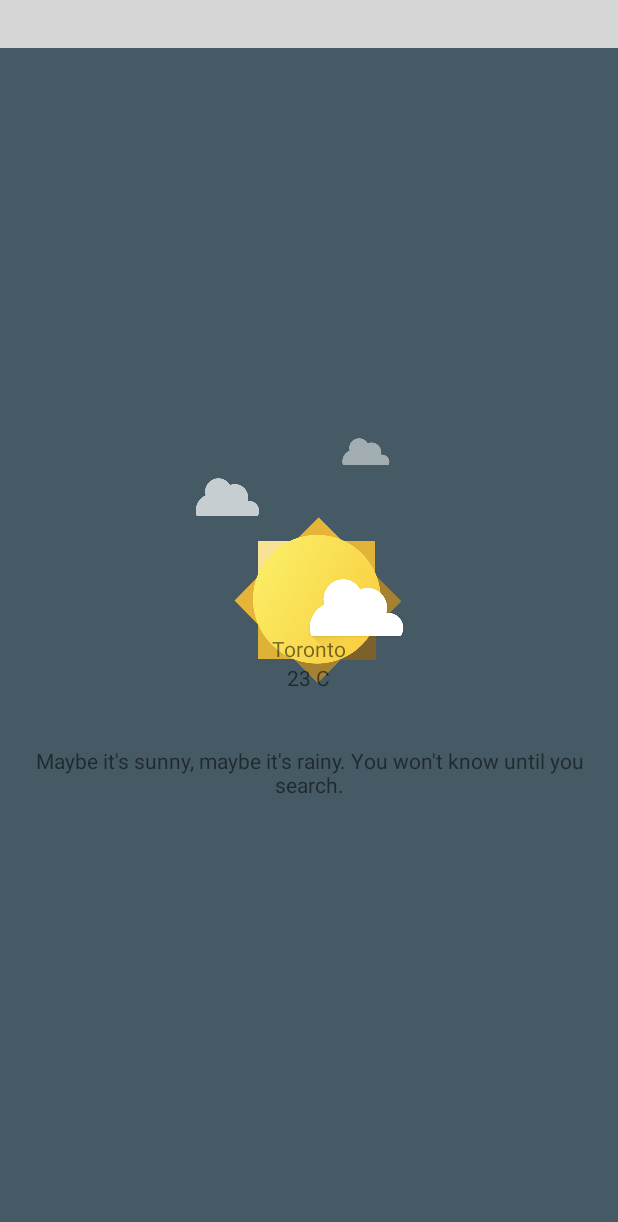
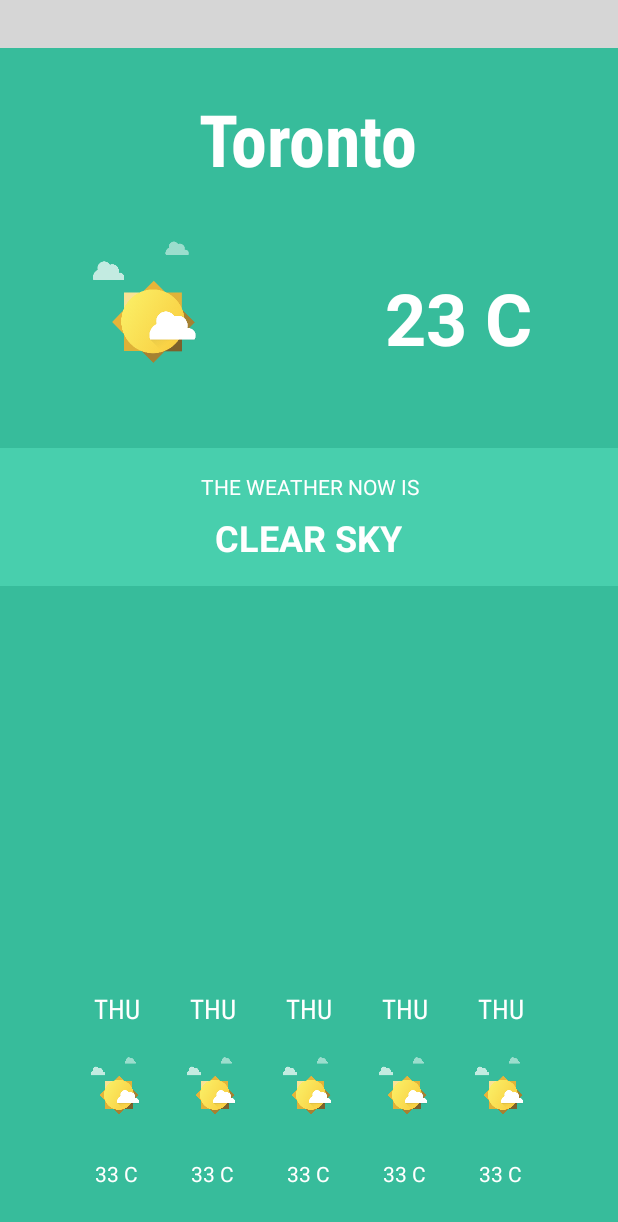
Before and after one commit to AfzalivE/my-weather-app, an Android app: the screen it shows after launch (WeatherActivity), on a phone screen of 412 x 824 dp. Shown: the top 1222 px of the screen. Run offline under Robolectric (Android 15) with nearby library versions, the phone set to English and light mode, and no system bars; our stand-ins replace ButterKnife, Timber; libraries missing offline, so code that uses them is left out: com.mypopsy.widget, io.realm, io.realm.annotations; plain views replace FloatingSearchView; 10 statements that could not run were skipped; grey boxes are pictures that could not be loaded.

Commit message:
UI with most of the elements in their positions

```diff
--- a/app/build.gradle
+++ b/app/build.gradle
@@ -101,7 +101,7 @@ dependencies {
     compile "com.squareup.retrofit2:converter-gson:$rootProject.retrofitGsonConverterVersion"
     compile "com.squareup.retrofit2:adapter-rxjava:$rootProject.retrofitRxCallAdapterVersion"
 
-    compile "com.github.renaudcerrato:FloatingSearchView:$rootProject.floatingSearchViewVersion"
+    compile "com.github.afzalive:FloatingSearchView:$rootProject.floatingSearchViewVersion"
 
     // Debugging dependencies
     compile "com.jakewharton.timber:timber:$rootProject.timberVersion"
--- a/app/src/main/java/com/afzaln/kijijiweather/weather/MenuProgressBar.java
+++ b/app/src/main/java/com/afzaln/kijijiweather/ui/MenuProgressBar.java
@@ -1,4 +1,4 @@
-package com.afzaln.kijijiweather.weather;
+package com.afzaln.kijijiweather.ui;
 
 import android.content.Context;
 import android.widget.ProgressBar;
--- /dev/null
+++ b/app/src/main/res/layout/oneday_layout.xml
@@ -0,0 +1,42 @@
+<?xml version="1.0" encoding="utf-8"?>
+<merge xmlns:android="http://schemas.android.com/apk/res/android"
+       xmlns:tools="http://schemas.android.com/tools"
+       tools:showIn="@layout/weather_fragment">
+
+    <LinearLayout
+        android:gravity="center_horizontal|bottom"
+        android:paddingBottom="16dp"
+        android:orientation="vertical"
+        android:paddingStart="8dp"
+        android:paddingEnd="8dp"
+        android:layout_width="wrap_content"
+        android:layout_height="wrap_content">
+
+        <TextView
+            android:paddingTop="8dp"
+            android:gravity="center_horizontal"
+            android:layout_width="wrap_content"
+            android:layout_height="wrap_content"
+            android:text="Thu"
+            tools:text="Thu"
+            android:textAllCaps="true"
+            android:fontFamily="sans-serif-condensed"
+            android:textColor="@android:color/white"
+            android:textSize="18sp" />
+
+        <ImageView
+            android:src="@drawable/empty_weather"
+            android:layout_gravity="center"
+            android:layout_width="48dp"
+            android:layout_marginTop="20dp"
+            android:layout_marginBottom="20dp"
+            android:layout_height="48dp" />
+
+        <TextView
+            android:layout_width="wrap_content"
+            android:layout_height="wrap_content"
+            android:textColor="@android:color/white"
+            android:text="33 C" />
+
+    </LinearLayout>
+</merge>
--- a/app/src/main/res/layout/weather_fragment.xml
+++ b/app/src/main/res/layout/weather_fragment.xml
@@ -1,7 +1,7 @@
 <?xml version="1.0" encoding="utf-8"?>
 <FrameLayout xmlns:android="http://schemas.android.com/apk/res/android"
+             xmlns:tools="http://schemas.android.com/tools"
              xmlns:app="http://schemas.android.com/apk/res-auto"
-             xmlns:tools="http://schemas.android.com/tools"
              android:orientation="vertical"
              android:layout_width="match_parent"
              android:layout_height="match_parent">
@@ -10,7 +10,7 @@
         android:id="@+id/search_view"
         android:layout_width="match_parent"
         android:layout_height="wrap_content"
-        android:hint="Kijiji Weather"
+        android:hint="@string/app_name"
         app:fsv_menu="@menu/search_menu"
         app:fsv_icon="@drawable/ic_arrow_back_24dp"
         android:elevation="8dp" />
@@ -20,6 +20,7 @@
         android:background="@color/colorPrimary"
         android:gravity="center"
         android:orientation="vertical"
+        android:visibility="gone"
         android:layout_width="match_parent"
         android:layout_height="match_parent">
 
@@ -30,34 +31,112 @@
             android:layout_height="wrap_content" />
 
         <TextView
-            android:layout_width="match_parent"
+            android:layout_width="240dp"
             android:layout_gravity="center"
             android:gravity="center"
             android:layout_height="wrap_content"
+            android:textColor="@android:color/white"
             android:text="@string/empty_screen" />
     </LinearLayout>
 
     <LinearLayout
-        android:id="@+id/weather_layouts"
-        android:layout_marginTop="60dp"
+        android:id="@+id/weather_layout"
+        android:paddingTop="60dp"
         android:layout_width="match_parent"
         android:layout_height="match_parent"
-        android:gravity="center"
-        android:orientation="vertical">
+        android:orientation="vertical"
+        android:background="@color/bg"
+        android:visibility="visible">
 
         <TextView
             android:id="@+id/city"
             android:layout_width="wrap_content"
             android:layout_height="wrap_content"
+            android:layout_gravity="center_horizontal"
+            android:textSize="48sp"
             android:text="Toronto"
+            android:textStyle="bold"
+            android:fontFamily="sans-serif-condensed"
+            android:textColor="@android:color/white"
             tools:text="Toronto" />
+
+        <LinearLayout
+            android:paddingTop="36dp"
+            android:paddingBottom="36dp"
+            android:orientation="horizontal"
+            android:gravity="center"
+            android:layout_width="match_parent"
+            android:layout_height="wrap_content">
+
+            <ImageView
+                android:src="@drawable/empty_weather"
+                android:layout_width="84dp"
+                android:layout_weight="1"
+                android:layout_height="102dp" />
 
             <TextView
                 android:id="@+id/temp"
+                android:layout_weight="1"
+                android:gravity="center_horizontal"
                 android:layout_width="wrap_content"
                 android:layout_height="wrap_content"
                 android:text="23 C"
-            tools:text="23 C" />
+                tools:text="23 C"
+                android:textStyle="bold"
+                android:textColor="@android:color/white"
+                android:textSize="48sp" />
+
         </LinearLayout>
 
+        <LinearLayout
+            android:orientation="vertical"
+            android:gravity="center_horizontal"
+            android:padding="16dp"
+            android:background="@color/bg_light"
+            android:layout_width="match_parent"
+            android:layout_height="wrap_content">
+
+            <TextView
+                android:gravity="center_horizontal"
+                android:layout_width="match_parent"
+                android:layout_height="wrap_content"
+                android:textColor="@android:color/white"
+                android:textAllCaps="true"
+                android:text="The weather now is" />
+
+            <TextView
+                android:paddingTop="8dp"
+                android:id="@+id/weather_text"
+                android:gravity="center_horizontal"
+                android:layout_width="wrap_content"
+                android:layout_height="wrap_content"
+                android:text="Clear sky"
+                tools:text="Clear sky"
+                android:textStyle="bold"
+                android:textAllCaps="true"
+                android:textColor="@android:color/white"
+                android:textSize="24sp" />
+
+        </LinearLayout>
+
+        <LinearLayout
+            android:gravity="center_horizontal|bottom"
+            android:paddingBottom="16dp"
+            android:orientation="horizontal"
+            android:paddingEnd="16dp"
+            android:paddingStart="16dp"
+            android:layout_width="match_parent"
+            android:layout_height="match_parent">
+
+            <include layout="@layout/oneday_layout" />
+
+            <include layout="@layout/oneday_layout" />
+
+            <include layout="@layout/oneday_layout" />
+
+            <include layout="@layout/oneday_layout" />
+
+            <include layout="@layout/oneday_layout" />
+        </LinearLayout>
+    </LinearLayout>
 </FrameLayout>
--- a/app/src/main/res/values/colors.xml
+++ b/app/src/main/res/values/colors.xml
@@ -18,6 +18,8 @@
     <color name="colorPrimary">#455A64</color>
     <color name="colorPrimaryDark">#263238</color>
     <color name="colorAccent">#D50000</color>
+    <color name="bg">#FF37BC9B</color>
+    <color name="bg_light">#FF48CFAD</color>
 
     <drawable name="completedTaskBackground">#CCCCCC</drawable>
 
--- a/build.gradle
+++ b/build.gradle
@@ -16,7 +16,7 @@ buildscript {
 allprojects {
     repositories {
         jcenter()
-        maven { url "https://jitpack.io/#renaudcerrato/FloatingSearchView" }
+        maven { url "https://jitpack.io/#afzalive/FloatingSearchView" }
     }
 }
 
@@ -47,7 +47,7 @@ ext {
     retrofitRxCallAdapterVersion = '2.0.2'
     retrofitLoggingVersion = '3.3.1'
     powermockVersion = '1.6.5'
-    floatingSearchViewVersion = '1.0.1'
+    floatingSearchViewVersion = 'master-SNAPSHOT'
 
     // test dependencies
     junitVersion = '4.12'
```
Lines whose indentation alone changed are shown as unchanged.
